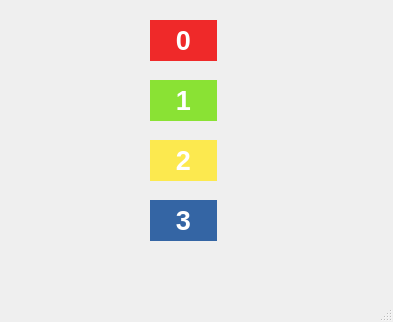
Before: the Qt Designer form qtc_layout/mainwindow.ui in korhanmd/pyqt-practice, drawn with Qt 5.
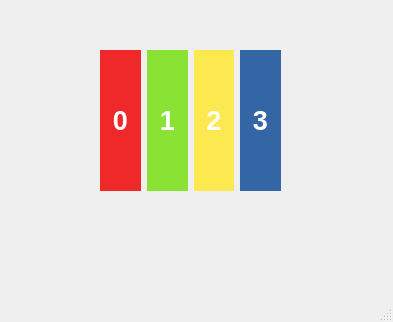
After: the same form once the commit is applied.

Commit message: Arrange widgets with horizontal layout

```diff
--- a/qtc_layout/mainwindow.ui
+++ b/qtc_layout/mainwindow.ui
@@ -14,15 +14,18 @@
    <string>MainWindow</string>
   </property>
   <widget class="QWidget" name="centralwidget">
+   <widget class="QWidget" name="">
+    <property name="geometry">
+     <rect>
+      <x>100</x>
+      <y>50</y>
+      <width>181</width>
+      <height>141</height>
+     </rect>
+    </property>
+    <layout class="QHBoxLayout" name="horizontalLayout">
+     <item>
    <widget class="QLabel" name="label">
-    <property name="geometry">
-     <rect>
-      <x>150</x>
-      <y>20</y>
-      <width>67</width>
-      <height>41</height>
-     </rect>
-    </property>
     <property name="palette">
      <palette>
       <active>
@@ -477,15 +480,9 @@
      <string>&lt;html&gt;&lt;head/&gt;&lt;body&gt;&lt;p align=&quot;center&quot;&gt;&lt;span style=&quot; font-weight:600; color:#ffffff;&quot;&gt;0&lt;/span&gt;&lt;/p&gt;&lt;/body&gt;&lt;/html&gt;</string>
     </property>
    </widget>
+     </item>
+     <item>
    <widget class="QLabel" name="label_2">
-    <property name="geometry">
-     <rect>
-      <x>150</x>
-      <y>80</y>
-      <width>67</width>
-      <height>41</height>
-     </rect>
-    </property>
     <property name="palette">
      <palette>
       <active>
@@ -935,15 +932,9 @@
      <string>&lt;html&gt;&lt;head/&gt;&lt;body&gt;&lt;p align=&quot;center&quot;&gt;&lt;span style=&quot; font-size:20pt; font-weight:600; color:#ffffff;&quot;&gt;1&lt;/span&gt;&lt;/p&gt;&lt;/body&gt;&lt;/html&gt;</string>
     </property>
    </widget>
+     </item>
+     <item>
    <widget class="QLabel" name="label_3">
-    <property name="geometry">
-     <rect>
-      <x>150</x>
-      <y>140</y>
-      <width>67</width>
-      <height>41</height>
-     </rect>
-    </property>
     <property name="palette">
      <palette>
       <active>
@@ -1393,15 +1384,9 @@
      <string>&lt;html&gt;&lt;head/&gt;&lt;body&gt;&lt;p align=&quot;center&quot;&gt;&lt;span style=&quot; font-size:20pt; font-weight:600; color:#ffffff;&quot;&gt;2&lt;/span&gt;&lt;/p&gt;&lt;/body&gt;&lt;/html&gt;</string>
     </property>
    </widget>
+     </item>
+     <item>
    <widget class="QLabel" name="label_4">
-    <property name="geometry">
-     <rect>
-      <x>150</x>
-      <y>200</y>
-      <width>67</width>
-      <height>41</height>
-     </rect>
-    </property>
     <property name="palette">
      <palette>
       <active>
@@ -1850,6 +1835,9 @@
     <property name="text">
      <string>&lt;html&gt;&lt;head/&gt;&lt;body&gt;&lt;p align=&quot;center&quot;&gt;&lt;span style=&quot; font-size:20pt; font-weight:600; color:#ffffff;&quot;&gt;3&lt;/span&gt;&lt;/p&gt;&lt;/body&gt;&lt;/html&gt;</string>
     </property>
+      </widget>
+     </item>
+    </layout>
    </widget>
   </widget>
   <widget class="QMenuBar" name="menubar">
```
Lines whose indentation alone changed are shown as unchanged.
